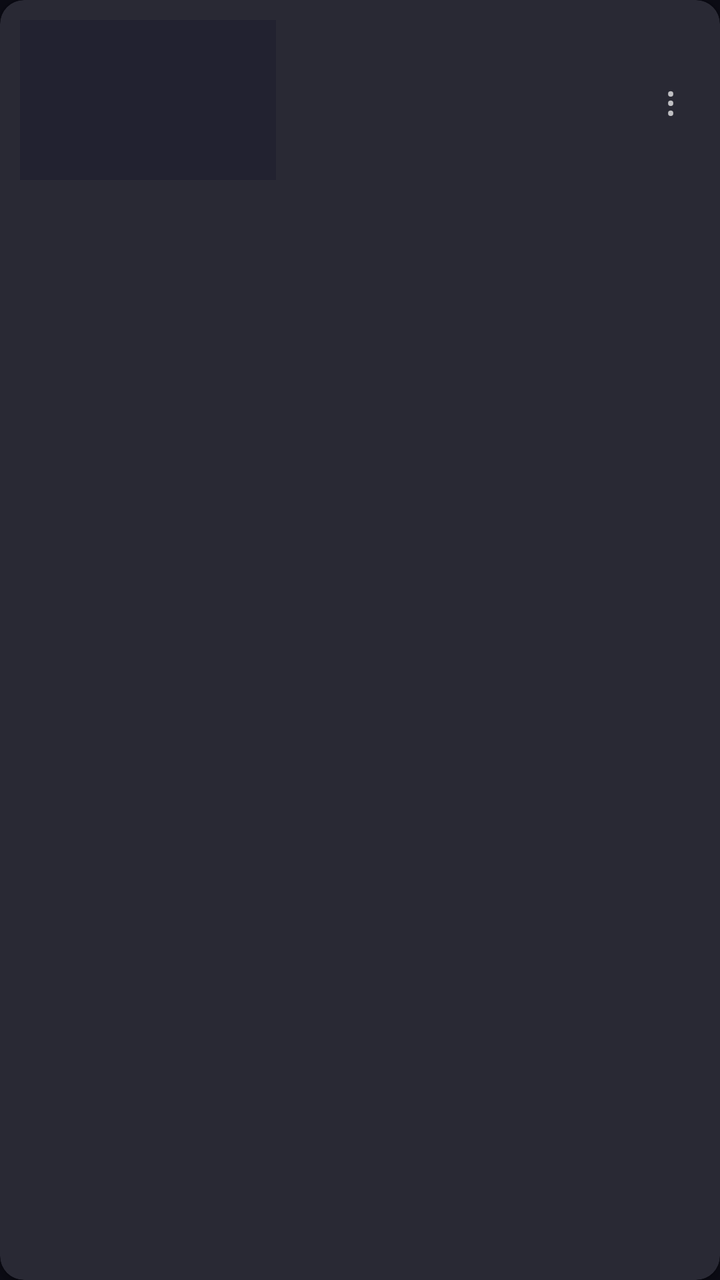
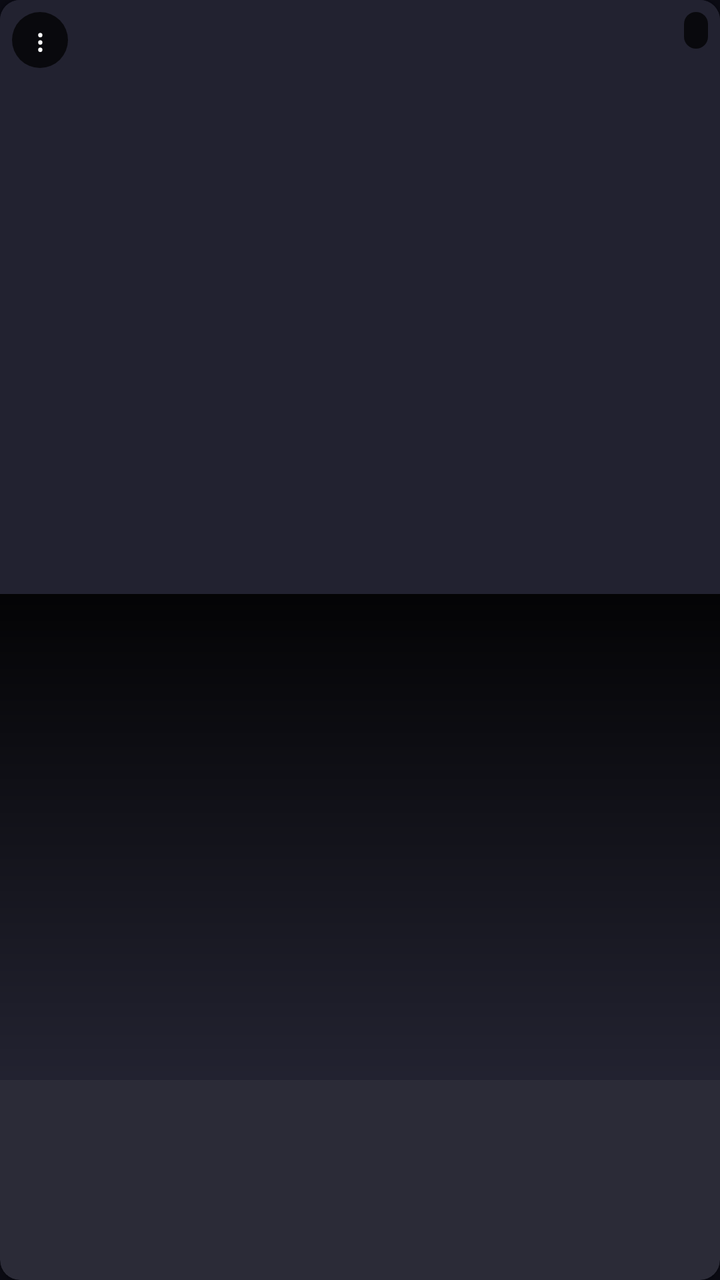

An Android layout rendered at two revisions. The XML below is the earlier revision; the diff shows what the commit changed to produce the second picture.
<!-- AndroidManifest.xml: application theme Theme.RetroTube -->
<!-- res/layout/item_video.xml -->
<?xml version="1.0" encoding="utf-8"?>
<com.google.android.material.card.MaterialCardView
    xmlns:android="http://schemas.android.com/apk/res/android"
    xmlns:app="http://schemas.android.com/apk/res-auto"
    android:id="@+id/videoCard"
    android:layout_width="match_parent"
    android:layout_height="wrap_content"
    android:layout_marginHorizontal="12dp"
    android:layout_marginVertical="6dp"
    android:clickable="true"
    android:focusable="true"
    app:cardBackgroundColor="@color/retro_surface"
    app:cardCornerRadius="12dp"
    app:cardElevation="2dp"
    app:rippleColor="@color/retro_teal">

    <LinearLayout
        android:layout_width="match_parent"
        android:layout_height="wrap_content"
        android:orientation="horizontal"
        android:gravity="center_vertical"
        android:padding="10dp">

        <FrameLayout
            android:layout_width="128dp"
            android:layout_height="80dp"
            android:layout_marginEnd="12dp">

            <ImageView
                android:id="@+id/videoThumbnail"
                android:layout_width="match_parent"
                android:layout_height="match_parent"
                android:scaleType="centerCrop"
                android:background="@color/thumbnail_placeholder" />

            <View
                android:id="@+id/progressBarTrack"
                android:layout_width="match_parent"
                android:layout_height="4dp"
                android:layout_gravity="bottom"
                android:background="@color/progress_track"
                android:visibility="gone" />

            <View
                android:id="@+id/progressBarFill"
                android:layout_width="match_parent"
                android:layout_height="4dp"
                android:layout_gravity="bottom|start"
                android:background="@drawable/progress_bar_fill"
                android:visibility="gone" />

        </FrameLayout>

        <TextView
            android:id="@+id/videoName"
            android:layout_width="0dp"
            android:layout_height="wrap_content"
            android:layout_weight="1"
            android:textSize="16sp"
            android:maxLines="2"
            android:ellipsize="end" />

        <TextView
            android:id="@+id/videoMenuButton"
            android:layout_width="wrap_content"
            android:layout_height="wrap_content"
            android:text="⋮"
            android:textSize="20sp"
            android:paddingHorizontal="12dp"
            android:paddingVertical="8dp"
            android:background="?attr/selectableItemBackgroundBorderless" />

    </LinearLayout>

</com.google.android.material.card.MaterialCardView>
<!-- resources referenced by this layout -->
<resources>
  <color name="progress_track">#66000000</color>
  <color name="retro_surface">#1A1A26</color>
  <color name="retro_teal">#2FE6D0</color>
  <color name="thumbnail_placeholder">#222230</color>
  <!-- drawable progress_bar_fill (drawable) -->
  <?xml version="1.0" encoding="utf-8"?>
  <shape xmlns:android="http://schemas.android.com/apk/res/android">
      <solid android:color="@color/retro_teal" />
      <corners android:radius="2dp" />
  </shape>
  <style name="Theme.RetroTube" parent="Theme.MaterialComponents.NoActionBar">
          <item name="colorPrimary">@color/retro_teal</item>
          <item name="colorPrimaryDark">@color/retro_background</item>
          <item name="colorOnPrimary">@color/retro_teal_on</item>
          <item name="colorSecondary">@color/retro_magenta</item>
          <item name="colorOnSecondary">@color/retro_magenta_on</item>
          <item name="colorSurface">@color/retro_surface</item>
          <item name="colorOnSurface">@color/retro_text_primary</item>
          <item name="colorOnBackground">@color/retro_text_primary</item>
          <item name="android:windowBackground">@color/retro_background</item>
          <item name="android:textColorPrimary">@color/retro_text_primary</item>
          <item name="android:textColorSecondary">@color/retro_text_muted</item>
          <item name="radioButtonStyle">@style/Widget.RetroTube.RadioButton</item>
          <item name="switchStyle">@style/Widget.RetroTube.Switch</item>
      </style>
  <color name="retro_background">#0B0B14</color>
  <color name="retro_teal_on">#05201C</color>
  <color name="retro_magenta">#FF2E88</color>
  <color name="retro_magenta_on">#2B0716</color>
  <color name="retro_text_primary">#F2F2F5</color>
  <color name="retro_text_muted">#9098A6</color>
  <style name="Widget.RetroTube.RadioButton" parent="Widget.MaterialComponents.CompoundButton.RadioButton">
          <item name="android:minHeight">56dp</item>
          <item name="android:paddingVertical">10dp</item>
          <item name="android:paddingStart">4dp</item>
          <item name="android:gravity">center_vertical</item>
      </style>
  <style name="Widget.RetroTube.Switch" parent="Widget.MaterialComponents.CompoundButton.Switch">
          <item name="android:minHeight">56dp</item>
          <item name="android:paddingVertical">10dp</item>
          <item name="android:paddingStart">4dp</item>
          <item name="android:gravity">center_vertical</item>
      </style>
</resources>

<!-- the commit's change to res/layout/item_video.xml (unified diff, before → after) -->
@@ -5,71 +5,119 @@
     android:id="@+id/videoCard"
     android:layout_width="match_parent"
     android:layout_height="wrap_content"
-    android:layout_marginHorizontal="12dp"
-    android:layout_marginVertical="6dp"
+    android:layout_margin="6dp"
     android:clickable="true"
     android:focusable="true"
     app:cardBackgroundColor="@color/retro_surface"
-    app:cardCornerRadius="12dp"
-    app:cardElevation="2dp"
+    app:cardCornerRadius="10dp"
+    app:cardElevation="3dp"
     app:rippleColor="@color/retro_teal">
 
-    <LinearLayout
+    <androidx.constraintlayout.widget.ConstraintLayout
         android:layout_width="match_parent"
-        android:layout_height="wrap_content"
-        android:orientation="horizontal"
-        android:gravity="center_vertical"
-        android:padding="10dp">
+        android:layout_height="wrap_content">
 
-        <FrameLayout
-            android:layout_width="128dp"
-            android:layout_height="80dp"
-            android:layout_marginEnd="12dp">
+        <ImageView
+            android:id="@+id/videoThumbnail"
+            android:layout_width="0dp"
+            android:layout_height="0dp"
+            android:scaleType="centerCrop"
+            android:background="@color/thumbnail_placeholder"
+            app:layout_constraintDimensionRatio="2:3"
+            app:layout_constraintTop_toTopOf="parent"
+            app:layout_constraintStart_toStartOf="parent"
+            app:layout_constraintEnd_toEndOf="parent" />
 
-            <ImageView
-                android:id="@+id/videoThumbnail"
-                android:layout_width="match_parent"
-                android:layout_height="match_parent"
-                android:scaleType="centerCrop"
-                android:background="@color/thumbnail_placeholder" />
+        <View
+            android:id="@+id/posterScrim"
+            android:layout_width="0dp"
+            android:layout_height="0dp"
+            android:background="@drawable/poster_scrim"
+            app:layout_constraintTop_toTopOf="@id/videoThumbnail"
+            app:layout_constraintBottom_toBottomOf="@id/videoThumbnail"
+            app:layout_constraintStart_toStartOf="@id/videoThumbnail"
+            app:layout_constraintEnd_toEndOf="@id/videoThumbnail"
+            app:layout_constraintVertical_bias="1"
+            app:layout_constraintHeight_percent="0.45" />
 
-            <View
-                android:id="@+id/progressBarTrack"
-                android:layout_width="match_parent"
-                android:layout_height="4dp"
-                android:layout_gravity="bottom"
-                android:background="@color/progress_track"
-                android:visibility="gone" />
+        <TextView
+            android:id="@+id/videoMenuButton"
+            android:layout_width="28dp"
+            android:layout_height="28dp"
+            android:layout_margin="6dp"
+            android:text="⋮"
+            android:textColor="@android:color/white"
+            android:textSize="16sp"
+            android:gravity="center"
+            android:background="@drawable/poster_icon_background"
+            app:layout_constraintTop_toTopOf="@id/videoThumbnail"
+            app:layout_constraintStart_toStartOf="@id/videoThumbnail" />
 
-            <View
-                android:id="@+id/progressBarFill"
-                android:layout_width="match_parent"
-                android:layout_height="4dp"
-                android:layout_gravity="bottom|start"
-                android:background="@drawable/progress_bar_fill"
-                android:visibility="gone" />
+        <TextView
+            android:id="@+id/presetBadge"
+            android:layout_width="wrap_content"
+            android:layout_height="wrap_content"
+            android:layout_margin="6dp"
+            android:paddingHorizontal="6dp"
+            android:paddingVertical="3dp"
+            android:background="@drawable/badge_background"
+            android:textColor="@color/retro_teal"
+            android:textSize="9sp"
+            android:fontFamily="monospace"
+            android:letterSpacing="0.02"
+            app:layout_constraintTop_toTopOf="@id/videoThumbnail"
+            app:layout_constraintEnd_toEndOf="@id/videoThumbnail" />
 
-        </FrameLayout>
+        <TextView
+            android:id="@+id/videoLocationHint"
+            android:layout_width="0dp"
+            android:layout_height="wrap_content"
+            android:layout_marginStart="8dp"
+            android:layout_marginEnd="8dp"
+            android:layout_marginBottom="1dp"
+            android:textColor="@color/retro_teal"
+            android:textSize="9.5sp"
+            android:maxLines="1"
+            android:ellipsize="end"
+            android:visibility="gone"
+            app:layout_constraintBottom_toTopOf="@id/videoName"
+            app:layout_constraintStart_toStartOf="@id/videoThumbnail"
+            app:layout_constraintEnd_toEndOf="@id/videoThumbnail" />
 
         <TextView
             android:id="@+id/videoName"
             android:layout_width="0dp"
             android:layout_height="wrap_content"
-            android:layout_weight="1"
-            android:textSize="16sp"
+            android:layout_marginStart="8dp"
+            android:layout_marginEnd="8dp"
+            android:layout_marginBottom="10dp"
+            android:textColor="@android:color/white"
+            android:textSize="12.5sp"
             android:maxLines="2"
-            android:ellipsize="end" />
+            android:ellipsize="end"
+            app:layout_constraintBottom_toBottomOf="@id/videoThumbnail"
+            app:layout_constraintStart_toStartOf="@id/videoThumbnail"
+            app:layout_constraintEnd_toEndOf="@id/videoThumbnail" />
 
-        <TextView
-            android:id="@+id/videoMenuButton"
-            android:layout_width="wrap_content"
-            android:layout_height="wrap_content"
-            android:text="⋮"
-            android:textSize="20sp"
-            android:paddingHorizontal="12dp"
-            android:paddingVertical="8dp"
-            android:background="?attr/selectableItemBackgroundBorderless" />
+        <View
+            android:id="@+id/progressBarTrack"
+            android:layout_width="0dp"
+            android:layout_height="3dp"
+            android:background="@color/progress_track"
+            android:visibility="gone"
+            app:layout_constraintBottom_toBottomOf="@id/videoThumbnail"
+            app:layout_constraintStart_toStartOf="@id/videoThumbnail"
+            app:layout_constraintEnd_toEndOf="@id/videoThumbnail" />
 
-    </LinearLayout>
+        <View
+            android:id="@+id/progressBarFill"
+            android:layout_width="0dp"
+            android:layout_height="3dp"
+            android:background="@drawable/progress_bar_fill"
+            android:visibility="gone"
+            app:layout_constraintBottom_toBottomOf="@id/videoThumbnail"
+            app:layout_constraintStart_toStartOf="@id/videoThumbnail" />
+
+    </androidx.constraintlayout.widget.ConstraintLayout>
 
 </com.google.android.material.card.MaterialCardView>
<!-- resource entries referenced after the edit -->
@@ -4,6 +4,26 @@
   <color name="retro_surface">#1A1A26</color>
   <color name="retro_teal">#2FE6D0</color>
   <color name="thumbnail_placeholder">#222230</color>
+  <!-- drawable badge_background (drawable) -->
+  <?xml version="1.0" encoding="utf-8"?>
+  <shape xmlns:android="http://schemas.android.com/apk/res/android">
+      <solid android:color="#B8000000" />
+      <corners android:radius="8dp" />
+  </shape>
+  <!-- drawable poster_icon_background (drawable) -->
+  <?xml version="1.0" encoding="utf-8"?>
+  <shape xmlns:android="http://schemas.android.com/apk/res/android"
+      android:shape="oval">
+      <solid android:color="#B8000000" />
+  </shape>
+  <!-- drawable poster_scrim (drawable) -->
+  <?xml version="1.0" encoding="utf-8"?>
+  <shape xmlns:android="http://schemas.android.com/apk/res/android">
+      <gradient
+          android:angle="90"
+          android:startColor="#00000000"
+          android:endColor="#E6000000" />
+  </shape>
   <!-- drawable progress_bar_fill (drawable) -->
   <?xml version="1.0" encoding="utf-8"?>
   <shape xmlns:android="http://schemas.android.com/apk/res/android">
